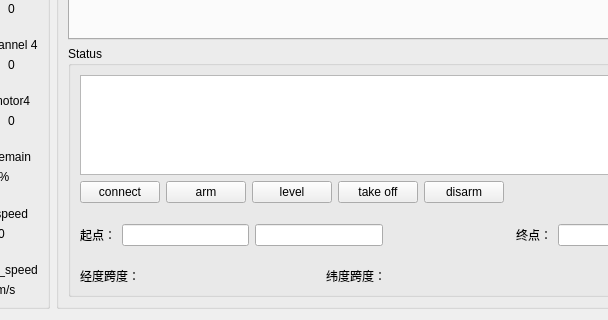
This is GroundStation/main.ui in tangyuhao/Quadcopter as Qt 5 draws it before an edit; both pictures show x 215 to 823 and y 368 to 688 of the 1155 by 688 pixel window. The edited form follows.
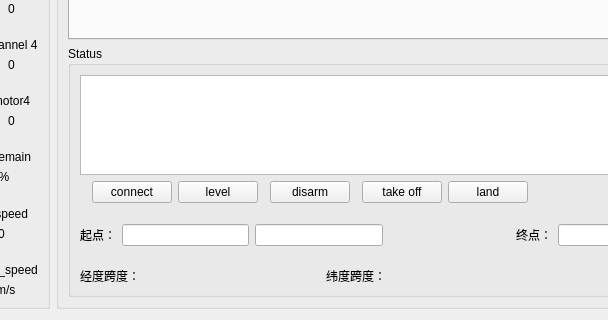
This is the edited form.

Commit message: change ground station and add function of take off

What changed in the file:
```diff
--- a/GroundStation/main.ui
+++ b/GroundStation/main.ui
@@ -1045,14 +1045,14 @@
             <set>Qt::AlignLeading|Qt::AlignLeft|Qt::AlignTop</set>
            </property>
            <layout class="QGridLayout" name="gridLayout_2">
-            <item row="1" column="6">
+            <item row="1" column="10">
              <widget class="QPushButton" name="pushButton_joystick">
               <property name="text">
                <string>joystick</string>
               </property>
              </widget>
             </item>
-            <item row="0" column="0" colspan="7">
+            <item row="0" column="0" colspan="11">
              <widget class="QTextBrowser" name="textBrowser">
               <property name="sizePolicy">
                <sizepolicy hsizetype="Expanding" vsizetype="Fixed">
@@ -1068,42 +1068,7 @@
               </property>
              </widget>
             </item>
-            <item row="1" column="0">
-             <widget class="QPushButton" name="pushButton_connect">
-              <property name="text">
-               <string>connect</string>
-              </property>
-             </widget>
-            </item>
-            <item row="1" column="1">
-             <widget class="QPushButton" name="pushButton_arm">
-              <property name="text">
-               <string>arm</string>
-              </property>
-             </widget>
-            </item>
-            <item row="1" column="2">
-             <widget class="QPushButton" name="pushButton_level">
-              <property name="text">
-               <string>level</string>
-              </property>
-             </widget>
-            </item>
-            <item row="1" column="3">
-             <widget class="QPushButton" name="pushButton_takeoff">
-              <property name="text">
-               <string>take off</string>
-              </property>
-             </widget>
-            </item>
-            <item row="1" column="4">
-             <widget class="QPushButton" name="pushButton_disarm">
-              <property name="text">
-               <string>disarm</string>
-              </property>
-             </widget>
-            </item>
-            <item row="2" column="0" colspan="7">
+            <item row="2" column="0" colspan="11">
              <layout class="QHBoxLayout" name="horizontalLayout_2">
               <item>
                <widget class="QLabel" name="label_15">
@@ -1153,7 +1118,7 @@
               </item>
              </layout>
             </item>
-            <item row="3" column="0" colspan="5">
+            <item row="3" column="0" colspan="9">
              <layout class="QGridLayout" name="gridLayout_8">
               <item row="0" column="0">
                <widget class="QLabel" name="label_longtitude">
@@ -1198,7 +1163,7 @@
               </item>
              </layout>
             </item>
-            <item row="1" column="5">
+            <item row="1" column="9">
              <spacer name="horizontalSpacer">
               <property name="orientation">
                <enum>Qt::Horizontal</enum>
@@ -1211,15 +1176,50 @@
               </property>
              </spacer>
             </item>
+            <item row="1" column="2">
+             <widget class="QPushButton" name="pushButton_connect">
+              <property name="text">
+               <string>connect</string>
+              </property>
+             </widget>
+            </item>
+            <item row="1" column="3">
+             <widget class="QPushButton" name="pushButton_level">
+              <property name="text">
+               <string>level</string>
+              </property>
+             </widget>
+            </item>
+            <item row="1" column="7">
+             <widget class="QPushButton" name="pushButton_takeoff">
+              <property name="text">
+               <string>take off</string>
+              </property>
+             </widget>
+            </item>
+            <item row="1" column="5">
+             <widget class="QPushButton" name="pushButton_disarm">
+              <property name="text">
+               <string>disarm</string>
+              </property>
+             </widget>
+            </item>
+            <item row="1" column="8">
+             <widget class="QPushButton" name="pushButton_land">
+              <property name="text">
+               <string>land</string>
+              </property>
+             </widget>
+            </item>
            </layout>
            <zorder>textBrowser</zorder>
+           <zorder>pushButton_joystick</zorder>
+           <zorder>horizontalSpacer</zorder>
            <zorder>pushButton_connect</zorder>
+           <zorder>pushButton_level</zorder>
            <zorder>pushButton_takeoff</zorder>
            <zorder>pushButton_disarm</zorder>
-           <zorder>pushButton_level</zorder>
-           <zorder>pushButton_arm</zorder>
-           <zorder>pushButton_joystick</zorder>
-           <zorder>horizontalSpacer</zorder>
+           <zorder>pushButton_land</zorder>
           </widget>
          </item>
         </layout>
```
The commit also changes 3 other files.
